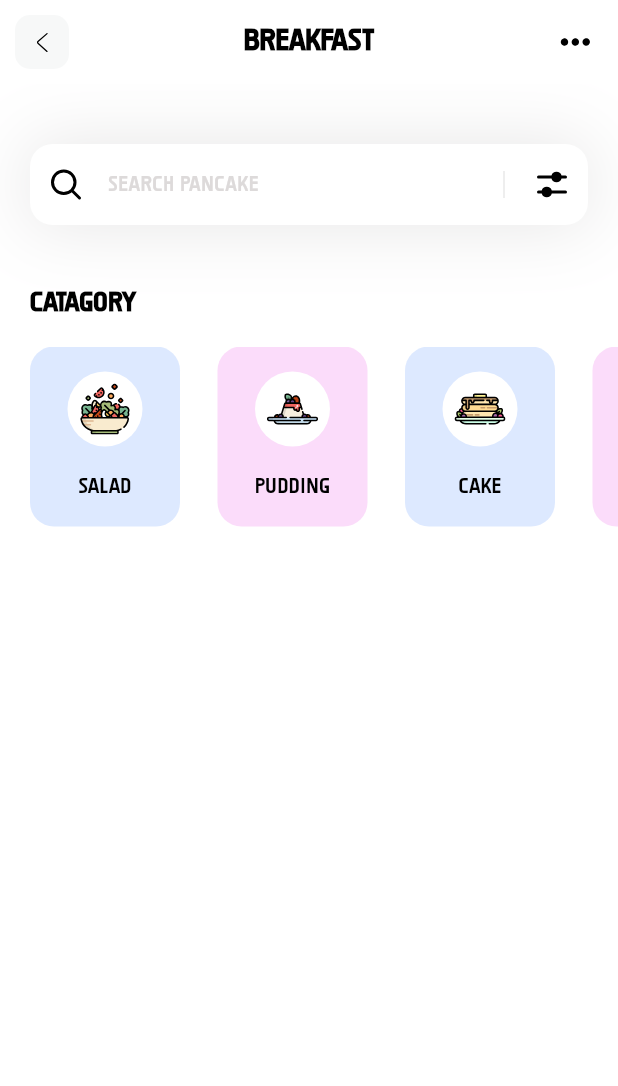
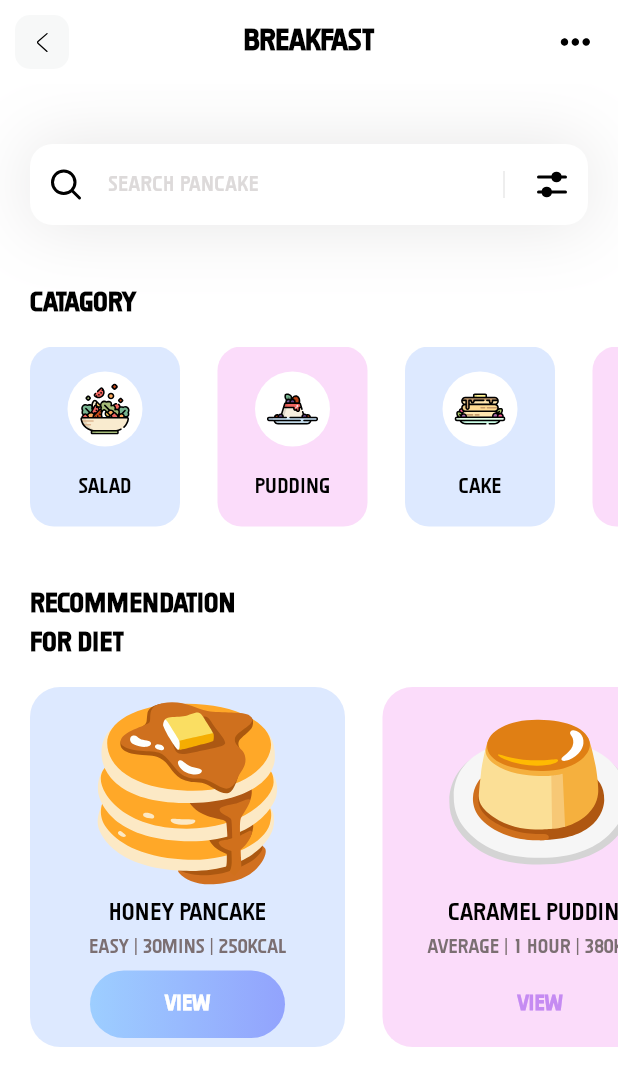
Before and after one commit to CekiDesu/fitness-flutter, a Flutter app: the screen it shows after launch, on a phone screen of 412 x 824 dp. Shown: the top 1086 px of the screen. Run offline on Flutter 3.47's test engine with Material 3 defaults, Android fonts, the phone set to English and light mode, and no system bars; our stand-ins replace flutter_svg.

Commit message:
small update

```diff
--- a/lib/models/diet_model.dart
+++ b/lib/models/diet_model.dart
@@ -1,9 +1,12 @@
+import 'dart:ui';
+
 class DietModel{
   String name;
   String iconPath;
   String level;
   String duration;
   String calories;
+  Color boxColor;
   bool viewIsSelected;
   DietModel({
     required this.name,
@@ -11,6 +14,7 @@ class DietModel{
     required this.level,
     required this.duration,
     required this.calories,
+    required this.boxColor,
     required this.viewIsSelected
   });
   static List<DietModel> getDiet(){
@@ -21,6 +25,7 @@ class DietModel{
           level: 'Easy',
           duration: '30mins',
           calories: '250kCal',
+          boxColor: Color.fromARGB(255, 143, 182, 255),
           viewIsSelected: true
       )
     );
@@ -30,6 +35,7 @@ class DietModel{
             level: 'Average',
             duration: '1 hour',
             calories: '380kCal',
+            boxColor: Color.fromARGB(255, 242, 139, 237),
             viewIsSelected: false
         )
     );
--- a/lib/pages/home.dart
+++ b/lib/pages/home.dart
@@ -1,4 +1,5 @@
 import 'package:fitness/models/category_model.dart';
+import 'package:fitness/models/diet_model.dart';
 import 'package:flutter/material.dart';
 import 'package:flutter_svg/svg.dart';
 
@@ -6,19 +7,16 @@ class HomePage extends StatelessWidget {
   HomePage({super.key});
 
   List<CategoryModel> categories = [];
+  List<DietModel> diets = [];
 
-  void _getCategories() {
+  void _getInitialInfo(){
     categories = CategoryModel.getCategoryModel();
-  }
-
-  @override
-  void initState() {
-    _getCategories();
+    diets = DietModel.getDiet();
   }
 
   @override
   Widget build(BuildContext context) {
-    _getCategories();
+    _getInitialInfo();
     return Scaffold(
       appBar: appBar(),
       backgroundColor: Colors.white,
@@ -28,9 +26,101 @@ class HomePage extends StatelessWidget {
           _searchField(),
           SizedBox(height: 40),
           _categoriesSection(),
+          SizedBox(height: 40,),
+          _dietSection()
         ],
       ),
     );
+  }
+
+  Column _dietSection() {
+    return Column(
+          crossAxisAlignment: CrossAxisAlignment.start,
+          children: [
+            Padding(
+              padding: const EdgeInsets.only(left: 20),
+              child: Text(
+                'Recommendation\nfor Diet',
+                style: TextStyle(
+                  color: Colors.black,
+                  fontSize: 18,
+                  fontWeight: FontWeight.w600
+                ),
+              ),
+            ),
+            SizedBox(height: 15,),
+            Container(
+              height: 240,
+              child: ListView.separated(
+                  itemBuilder: (context, index){
+                    return Container(
+                      width: 210,
+                      decoration: BoxDecoration(
+                        color: diets[index].boxColor.withAlpha(77),
+                        borderRadius: BorderRadius.circular(20)
+                      ),
+                      child: Column(
+                        mainAxisAlignment: MainAxisAlignment.spaceEvenly,
+                        children: [
+                          SvgPicture.asset(diets[index].iconPath),
+                          Column(
+                            children: [
+                              Text(
+                                diets[index].name,
+                                style: TextStyle(
+                                  fontWeight: FontWeight.w500,
+                                  color: Colors.black,
+                                  fontSize: 16
+                                ),
+                              ),
+                              Text(
+                                diets[index].level+" | "+diets[index].duration+" | "+diets[index].calories,
+                                style: TextStyle(
+                                    color: Color(0xff7B6F72),
+                                    fontSize: 13,
+                                    fontWeight: FontWeight.w400
+                                ),
+                              ),
+                            ],
+                          ),
+                          Container(
+                            height: 45,
+                            width: 130,
+                            child: Center(
+                              child: Text(
+                                'View',
+                                style: TextStyle(
+                                  color: diets[index].viewIsSelected? Colors.white : Color(0xffC58BF2),
+                                  fontWeight: FontWeight.w600,
+                                  fontSize: 14
+                                ),
+                              ),
+                            ),
+                            decoration: BoxDecoration(
+                              gradient: LinearGradient(
+                                colors: [
+                                  diets[index].viewIsSelected? Color(0xff9DCEFF) : Colors.transparent,
+                                  diets[index].viewIsSelected? Color(0xff92A3FD) : Colors.transparent,
+                                ]
+                              ),
+                              borderRadius: BorderRadius.circular(50),
+                            ),
+                          ),
+                        ],
+                      ),
+                    );
+                  },
+                  separatorBuilder: (context, index) => SizedBox(width: 25,),
+                  itemCount: diets.length,
+                  scrollDirection: Axis.horizontal,
+                  padding: EdgeInsets.only(
+                    left: 20,
+                    right: 20
+                  ),
+              ),
+            )
+          ],
+        );
   }
 
   Column _categoriesSection() {
```
Also changed, not shown: assets/icons/bento.svg (added), assets/icons/sushi.svg (added).
